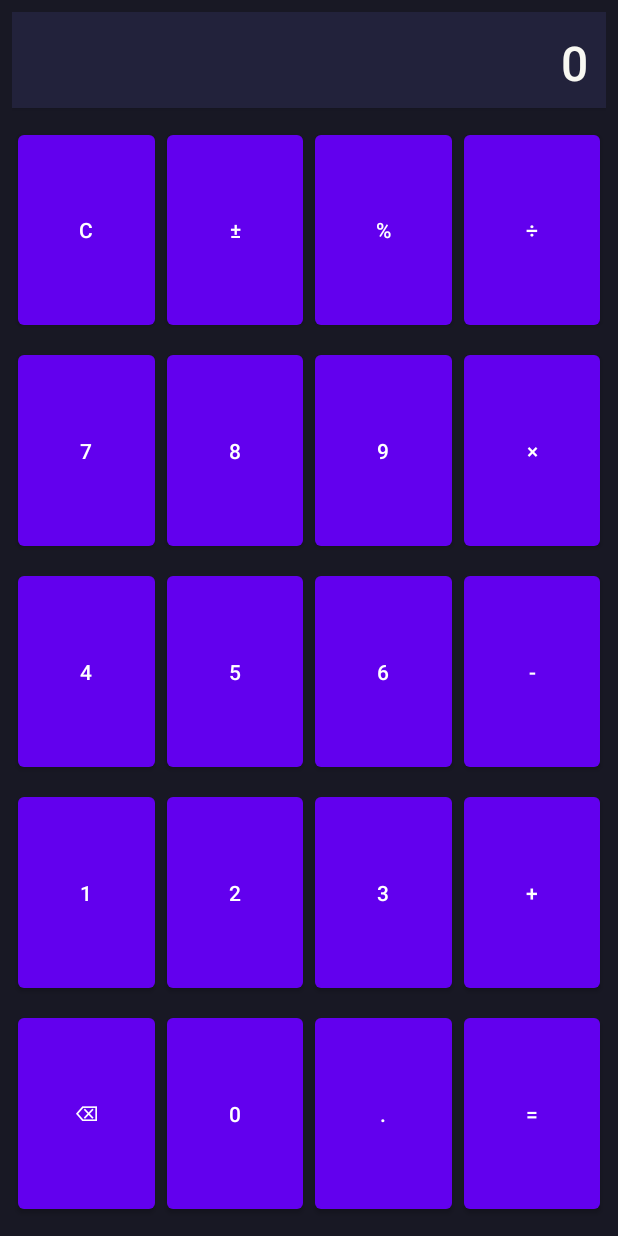
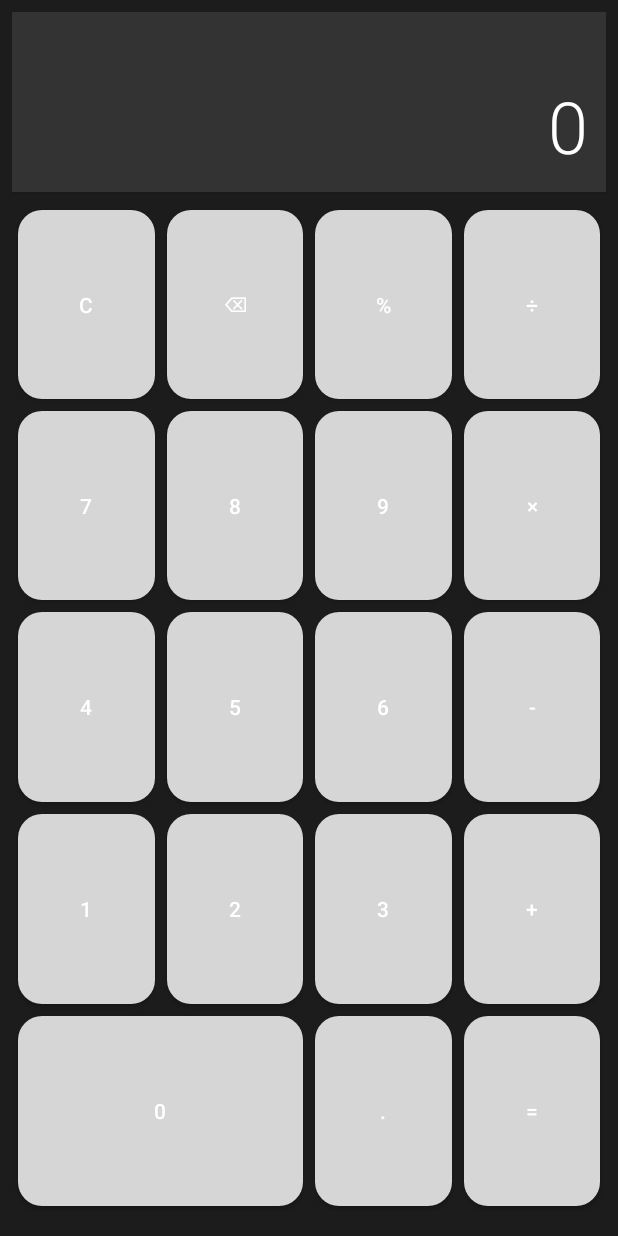
Before and after one commit to michaellamykin2011-create/calc, an Android app built with Jetpack Compose: the screen it shows after launch (MainActivity), on a phone screen of 412 x 824 dp. Run offline under Robolectric (Android 15) with nearby library versions, the phone set to English and light mode, and no system bars.

Commit message:
размер и расположение кнопок

```diff
--- a/app/src/main/java/com/example/calculator/MainActivity.kt
+++ b/app/src/main/java/com/example/calculator/MainActivity.kt
@@ -32,12 +32,13 @@ class MainActivity : AppCompatActivity() {
         findViewById<Button>(R.id.btnDot).setOnClickListener { onDecimalPoint() }
         findViewById<Button>(R.id.btnClear).setOnClickListener { onClear() }
         findViewById<Button>(R.id.btnBack).setOnClickListener { onBack() }
+        findViewById<Button>(R.id.btnPercent).setOnClickListener { onOperator("%") }
 
         // Операторы и равно
         findViewById<Button>(R.id.btnPlus).setOnClickListener { onOperator("+") }
         findViewById<Button>(R.id.btnMinus).setOnClickListener { onOperator("-") }
-        findViewById<Button>(R.id.btnMultiply).setOnClickListener { onOperator("*") }
-        findViewById<Button>(R.id.btnDivide).setOnClickListener { onOperator("/") }
+        findViewById<Button>(R.id.btnMultiply).setOnClickListener { onOperator("×") }
+        findViewById<Button>(R.id.btnDivide).setOnClickListener { onOperator("÷") }
         findViewById<Button>(R.id.btnEqual).setOnClickListener { onEqual() }
     }
 
@@ -79,7 +80,7 @@ class MainActivity : AppCompatActivity() {
             input = input.dropLast(1)
             // Проверяем новый последний символ
             lastNumeric = input.isNotEmpty() && input.last().isDigit()
-            lastDot = input.contains('.') && input.takeLastWhile { it != '+' && it != '-' && it != '*' && it != '/' }.contains('.')
+            lastDot = input.contains('.') && input.takeLastWhile { it != '+' && it != '-' && it != '×' && it != '÷' && it != '%' }.contains('.')
             updateResult()
         }
     }
@@ -87,9 +88,9 @@ class MainActivity : AppCompatActivity() {
     private fun onEqual() {
         try {
             val normalized = input
-                .replace('÷', '/')
-                .replace('×', '*')
-                .replace('–', '-')
+                .replace("÷", "/")
+                .replace("×", "*")
+                .replace("%", "/100")
             val result = eval(normalized)
             tvResult.text = result
         } catch (e: Exception) {
@@ -169,7 +170,7 @@ class MainActivity : AppCompatActivity() {
             }.parse()
             if (result % 1.0 == 0.0) result.toInt().toString() else result.toString()
         } catch (e: Exception) {
-            "Ошибка!"
+            "Ошибка"
         }
     }
 }
--- a/app/src/main/res/layout/activity_main.xml
+++ b/app/src/main/res/layout/activity_main.xml
@@ -5,22 +5,24 @@
     android:background="@color/background"
     android:layout_width="match_parent"
     android:layout_height="match_parent"
-    android:padding="8dp">
+    android:paddingLeft="8dp"
+    android:paddingRight="8dp"
+    android:paddingTop="8dp"
+    android:paddingBottom="16dp">
 
     <TextView
         android:id="@+id/tvResult"
         android:layout_width="match_parent"
-        android:layout_height="64dp"
+        android:layout_height="120dp"
         android:text="0"
-        android:textSize="32sp"
-        android:gravity="end|center_vertical"
+        android:textSize="48sp"
+        android:gravity="end|bottom"
         android:textColor="@color/displayText"
         android:background="@color/display"
         android:padding="12dp"
         android:layout_marginBottom="8dp"
         android:elevation="2dp"
-        android:fontFamily="sans-serif-medium"
-        android:layout_gravity="center"/>
+        android:fontFamily="sans-serif-light"/>
 
     <GridLayout
         android:id="@+id/gridLayout"
@@ -36,206 +38,197 @@
         <Button
             android:id="@+id/btnClear"
             android:text="C"
-            android:layout_row="0"
-            android:layout_column="0"
             android:layout_width="0dp"
             android:layout_height="0dp"
             android:layout_columnWeight="1"
             android:layout_rowWeight="1"
+            android:background="@drawable/button_operator_bg"
+            android:textColor="@color/operatorButtonText"
             android:layout_gravity="fill" />
         <Button
-            android:id="@+id/btnSign"
-            android:text="±"
-            android:layout_row="0"
-            android:layout_column="1"
+            android:id="@+id/btnBack"
+            android:text="⌫"
             android:layout_width="0dp"
             android:layout_height="0dp"
             android:layout_columnWeight="1"
             android:layout_rowWeight="1"
+            android:background="@drawable/button_operator_bg"
+            android:textColor="@color/operatorButtonText"
             android:layout_gravity="fill" />
         <Button
             android:id="@+id/btnPercent"
             android:text="%"
-            android:layout_row="0"
-            android:layout_column="2"
             android:layout_width="0dp"
             android:layout_height="0dp"
             android:layout_columnWeight="1"
             android:layout_rowWeight="1"
+            android:background="@drawable/button_operator_bg"
+            android:textColor="@color/operatorButtonText"
             android:layout_gravity="fill" />
         <Button
             android:id="@+id/btnDivide"
             android:text="÷"
-            android:layout_row="0"
-            android:layout_column="3"
             android:layout_width="0dp"
             android:layout_height="0dp"
             android:layout_columnWeight="1"
             android:layout_rowWeight="1"
+            android:background="@drawable/button_operator_bg"
+            android:textColor="@color/operatorButtonText"
             android:layout_gravity="fill" />
 
         <Button
             android:id="@+id/btn7"
             android:text="7"
-            android:layout_row="1"
-            android:layout_column="0"
             android:layout_width="0dp"
             android:layout_height="0dp"
             android:layout_columnWeight="1"
             android:layout_rowWeight="1"
+            android:background="@drawable/button_bg"
+            android:textColor="@color/numberButtonText"
             android:layout_gravity="fill" />
         <Button
             android:id="@+id/btn8"
             android:text="8"
-            android:layout_row="1"
-            android:layout_column="1"
             android:layout_width="0dp"
             android:layout_height="0dp"
             android:layout_columnWeight="1"
             android:layout_rowWeight="1"
+            android:background="@drawable/button_bg"
+            android:textColor="@color/numberButtonText"
             android:layout_gravity="fill" />
         <Button
             android:id="@+id/btn9"
             android:text="9"
-            android:layout_row="1"
-            android:layout_column="2"
             android:layout_width="0dp"
             android:layout_height="0dp"
             android:layout_columnWeight="1"
             android:layout_rowWeight="1"
+            android:background="@drawable/button_bg"
+            android:textColor="@color/numberButtonText"
             android:layout_gravity="fill" />
         <Button
             android:id="@+id/btnMultiply"
             android:text="×"
-            android:layout_row="1"
-            android:layout_column="3"
             android:layout_width="0dp"
             android:layout_height="0dp"
             android:layout_columnWeight="1"
             android:layout_rowWeight="1"
+            android:background="@drawable/button_operator_bg"
+            android:textColor="@color/operatorButtonText"
             android:layout_gravity="fill" />
 
         <Button
             android:id="@+id/btn4"
             android:text="4"
-            android:layout_row="2"
-            android:layout_column="0"
             android:layout_width="0dp"
             android:layout_height="0dp"
             android:layout_columnWeight="1"
             android:layout_rowWeight="1"
+            android:background="@drawable/button_bg"
+            android:textColor="@color/numberButtonText"
             android:layout_gravity="fill" />
         <Button
             android:id="@+id/btn5"
             android:text="5"
-            android:layout_row="2"
-            android:layout_column="1"
             android:layout_width="0dp"
             android:layout_height="0dp"
             android:layout_columnWeight="1"
             android:layout_rowWeight="1"
+            android:background="@drawable/button_bg"
+            android:textColor="@color/numberButtonText"
             android:layout_gravity="fill" />
         <Button
             android:id="@+id/btn6"
             android:text="6"
-            android:layout_row="2"
-            android:layout_column="2"
             android:layout_width="0dp"
             android:layout_height="0dp"
             android:layout_columnWeight="1"
             android:layout_rowWeight="1"
+            android:background="@drawable/button_bg"
+            android:textColor="@color/numberButtonText"
             android:layout_gravity="fill" />
         <Button
             android:id="@+id/btnMinus"
             android:text="-"
-            android:layout_row="2"
-            android:layout_column="3"
             android:layout_width="0dp"
             android:layout_height="0dp"
             android:layout_columnWeight="1"
             android:layout_rowWeight="1"
+            android:background="@drawable/button_operator_bg"
+            android:textColor="@color/operatorButtonText"
             android:layout_gravity="fill" />
 
         <Button
             android:id="@+id/btn1"
             android:text="1"
-            android:layout_row="3"
-            android:layout_column="0"
             android:layout_width="0dp"
             android:layout_height="0dp"
             android:layout_columnWeight="1"
             android:layout_rowWeight="1"
+            android:background="@drawable/button_bg"
+            android:textColor="@color/numberButtonText"
             android:layout_gravity="fill" />
         <Button
             android:id="@+id/btn2"
             android:text="2"
-            android:layout_row="3"
-            android:layout_column="1"
             android:layout_width="0dp"
             android:layout_height="0dp"
             android:layout_columnWeight="1"
             android:layout_rowWeight="1"
+            android:background="@drawable/button_bg"
+            android:textColor="@color/numberButtonText"
             android:layout_gravity="fill" />
         <Button
             android:id="@+id/btn3"
             android:text="3"
-            android:layout_row="3"
-            android:layout_column="2"
             android:layout_width="0dp"
             android:layout_height="0dp"
             android:layout_columnWeight="1"
             android:layout_rowWeight="1"
+            android:background="@drawable/button_bg"
+            android:textColor="@color/numberButtonText"
             android:layout_gravity="fill" />
         <Button
             android:id="@+id/btnPlus"
             android:text="+"
-            android:layout_row="3"
-            android:layout_column="3"
             android:layout_width="0dp"
             android:layout_height="0dp"
             android:layout_columnWeight="1"
             android:layout_rowWeight="1"
+            android:background="@drawable/button_operator_bg"
+            android:textColor="@color/operatorButtonText"
             android:layout_gravity="fill" />
 
         <Button
-            android:id="@+id/btnBack"
-            android:text="⌫"
-            android:layout_row="4"
-            android:layout_column="0"
+            android:id="@+id/btn0"
+            android:text="0"
+            android:layout_columnSpan="2"
+            android:layout_width="0dp"
+            android:layout_height="0dp"
+            android:layout_columnWeight="2"
+            android:layout_rowWeight="1"
+            android:background="@drawable/button_bg"
+            android:textColor="@color/numberButtonText"
+            android:layout_gravity="fill" />
+        <Button
+            android:id="@+id/btnDot"
+            android:text="."
             android:layout_width="0dp"
             android:layout_height="0dp"
             android:layout_columnWeight="1"
             android:layout_rowWeight="1"
+            android:background="@drawable/button_bg"
+            android:textColor="@color/numberButtonText"
             android:layout_gravity="fill" />
         <Button
-            android:id="@+id/btn0"
-            android:text="0"
-            android:layout_row="4"
-            android:layout_column="1"
+            android:id="@+id/btnEqual"
+            android:text="="
             android:layout_width="0dp"
             android:layout_height="0dp"
             android:layout_columnWeight="1"
             android:layout_rowWeight="1"
-            android:layout_gravity="fill" />
-        <Button
-            android:id="@+id/btnDot"
-            android:text="."
-            android:layout_row="4"
-            android:layout_column="2"
-            android:layout_width="0dp"
-            android:layout_height="0dp"
-            android:layout_columnWeight="1"
-            android:layout_rowWeight="1"
-            android:layout_gravity="fill" />
-        <Button
-            android:id="@+id/btnEqual"
-            android:text="="
-            android:layout_row="4"
-            android:layout_column="3"
-            android:layout_width="0dp"
-            android:layout_height="0dp"
-            android:layout_columnWeight="1"
-            android:layout_rowWeight="1"
+            android:background="@drawable/button_equal_bg"
+            android:textColor="@color/operatorButtonText"
             android:layout_gravity="fill" />
     </GridLayout>
 </LinearLayout>
--- a/app/src/main/res/values/colors.xml
+++ b/app/src/main/res/values/colors.xml
@@ -1,10 +1,10 @@
 <resources>
-    <color name="background">#181824</color>
-    <color name="display">#22223b</color>
-    <color name="displayText">#f8f8f2</color>
-    <color name="button">#282a36</color>
-    <color name="buttonText">#e0e0e0</color>
-    <color name="operatorButton">#ffb86c</color>
+    <color name="background">#1c1c1c</color>
+    <color name="display">#333333</color>
+    <color name="displayText">#ffffff</color>
+    <color name="numberButton">#ff9f0a</color>
+    <color name="numberButtonText">#ffffff</color>
+    <color name="operatorButton">#8e44ad</color>
     <color name="operatorButtonText">#ffffff</color>
-    <color name="accent">#50fa7b</color>
+    <color name="accent">#ff9f0a</color>
 </resources>
--- a/app/src/main/res/values/themes.xml
+++ b/app/src/main/res/values/themes.xml
@@ -1,5 +1,15 @@
 <resources>
     <style name="Theme.Calculator" parent="Theme.MaterialComponents.DayNight.NoActionBar">
         <item name="android:windowBackground">@color/background</item>
+        <item name="colorPrimary">@color/button</item>
+        <item name="colorPrimaryVariant">@color/operatorButton</item>
+        <item name="colorOnPrimary">@color/buttonText</item>
+        <item name="colorSecondary">@color/operatorButton</item>
+        <item name="colorOnSecondary">@color/operatorButtonText</item>
+        <item name="colorAccent">@color/accent</item>
+        <item name="android:textColor">@color/buttonText</item>
+
+        <item name="android:buttonStyle">@style/Widget.AppCompat.Button.Borderless</item>
+
     </style>
 </resources>
```
